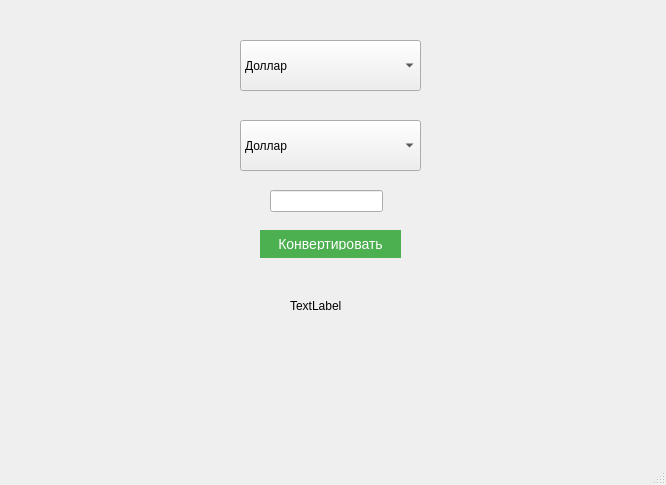
This is CurrencyConverter/mainwindow.ui in afanasevauliana/CurrencyConverter as Qt 5 draws it before an edit. The edited form follows.
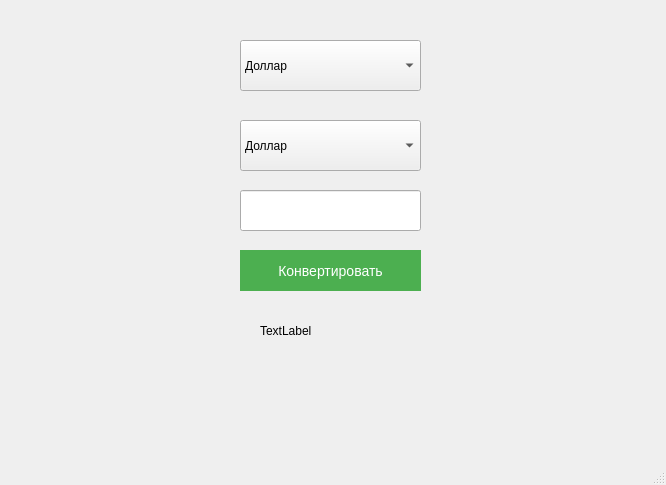
This is the edited form.

```diff
--- a/CurrencyConverter/mainwindow.ui
+++ b/CurrencyConverter/mainwindow.ui
@@ -105,20 +105,20 @@
    <widget class="QLineEdit" name="lineEditAmount">
     <property name="geometry">
      <rect>
-      <x>270</x>
+      <x>240</x>
       <y>190</y>
-      <width>113</width>
-      <height>22</height>
+      <width>181</width>
+      <height>41</height>
      </rect>
     </property>
    </widget>
    <widget class="QPushButton" name="pushButtonConvert">
     <property name="geometry">
      <rect>
-      <x>260</x>
-      <y>230</y>
-      <width>141</width>
-      <height>28</height>
+      <x>240</x>
+      <y>250</y>
+      <width>181</width>
+      <height>41</height>
      </rect>
     </property>
     <property name="text">
@@ -128,10 +128,10 @@
    <widget class="QLabel" name="labelResult">
     <property name="geometry">
      <rect>
-      <x>290</x>
-      <y>290</y>
-      <width>71</width>
-      <height>31</height>
+      <x>260</x>
+      <y>310</y>
+      <width>141</width>
+      <height>41</height>
      </rect>
     </property>
     <property name="text">
```
